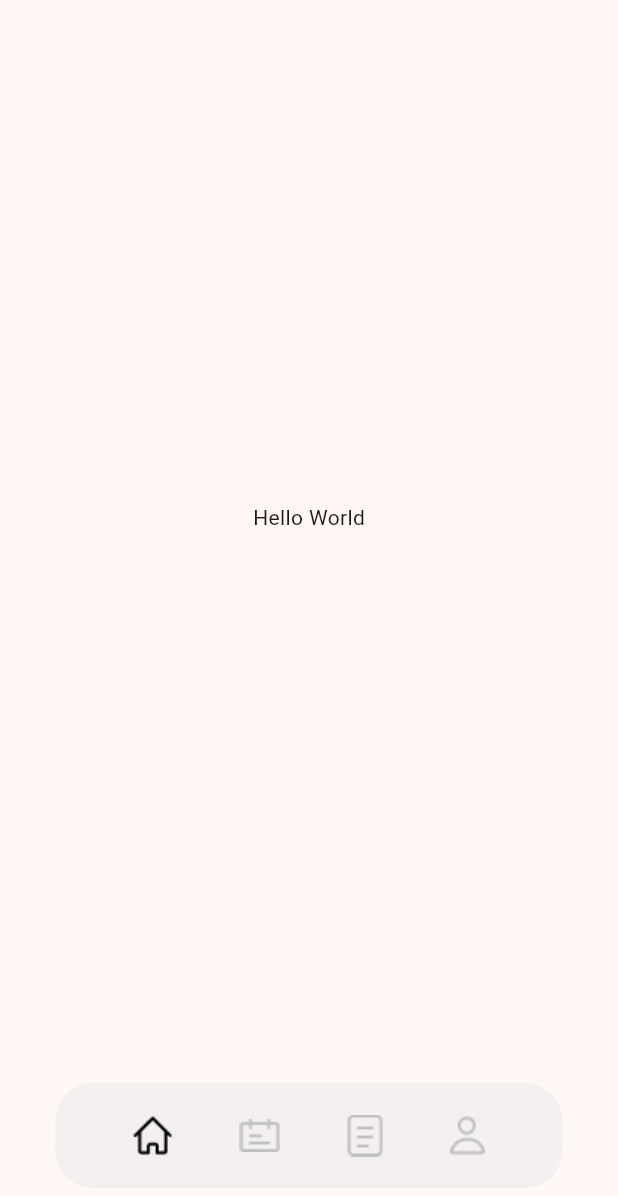
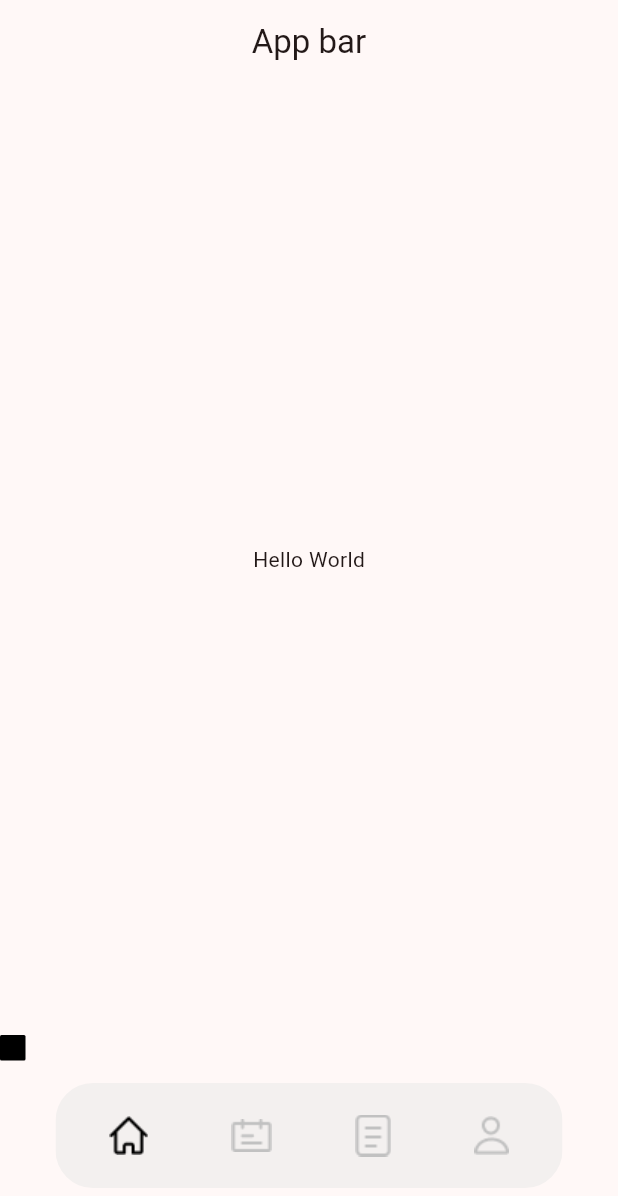
Before and after one commit to daoduylam2008/IdealMeal, a Flutter app: the screen it shows after launch, on a phone screen of 412 x 824 dp. Shown: the top 1196 px of the screen. Run offline on Flutter 3.47's test engine with Material 3 defaults, Android fonts, the phone set to English and light mode, and no system bars; drawn by our look-alikes of blurrycontainer.

Commit message:
complete navigation bar

```diff
--- a/lib/DataTester.dart
+++ b/lib/DataTester.dart
@@ -26,7 +26,7 @@ class UserTest {
       } =>
         UserTest(
             id: id, birth: birth, name: name, ethnic: ethnic, address: address, phone: phone),
-      _ => throw const FormatException('Failed to load album.'),
+      _ => throw const FormatException('Failed to load user.'),
     };
   }
 }
--- a/lib/ResponseAPi.dart
+++ b/lib/ResponseAPi.dart
@@ -6,13 +6,10 @@ import 'dart:convert';
 import 'package:student_attendance/DataTester.dart';
 import 'package:student_attendance/constant.dart';
 
-String urlToStudenData = 'http://127.0.0.1:8000/api/v1/students/1';
-String urlToMealsData = 'http://127.0.0.1:8000/api/v1/meals/1';
-
 Future<UserTest> fetchStudentData() async {
   // List<UserTest> userList = [];
 
-  final response = await http.get(Uri.parse(urlToStudenData));
+  final response = await http.get(Uri.parse(urlToStudentData));
   var data = jsonDecode(response.body)["data"];
 
   if (response.statusCode == 200) {
--- a/lib/responsive_layout/mobile_layout/mobile_layout.dart
+++ b/lib/responsive_layout/mobile_layout/mobile_layout.dart
@@ -1,7 +1,12 @@
 import 'package:flutter/material.dart';
-import 'package:student_attendance/ResponseAPi.dart';
+import 'package:flutter/rendering.dart';
+
+import 'package:blurrycontainer/blurrycontainer.dart';
 import 'package:student_attendance/constant.dart';
-import 'package:student_attendance/DataTester.dart';
+
+// import 'package:student_attendance/ResponseAPi.dart';
+// import 'package:student_attendance/constant.dart';
+// import 'package:student_attendance/DataTester.dart';
 import 'HomeView.dart';
 import 'MealView.dart';
 import 'OrderView.dart';
@@ -20,35 +25,50 @@ class MobileScaffold extends StatefulWidget {
 
 class _MobileScaffold extends State<MobileScaffold> {
   int selection = 0;
-
-  void onTabPressed(int selector) {
-    setState(() {
-      selection = selector;
-    });
-  }
+  Offset offset = Offset.zero;
 
   @override
   Widget build(BuildContext context) {
     return Scaffold(
-      appBar: null,
-      body: IndexedStack(index: selection, children: [
-        const HomeView(),
-        const MealView(),
-        const OrderView(),
-        const ProfileView(),
+      appBar: AppBar(
+        title: const Row(
+            mainAxisAlignment: MainAxisAlignment.spaceEvenly,
+            children: [Text("App bar")]),
+      ),
+      body: IndexedStack(index: selection, children: const [
+        HomeView(),
+        MealView(),
+        OrderView(),
+        ProfileView(),
       ]),
       bottomNavigationBar: SafeArea(
-          child: Stack(
-            children: [
+          child: Stack(children: [
+        AnimatedPositioned(
+            duration: const Duration(milliseconds: 400),
+            top: offset.dy,
+            left: offset.dx,
+            child: Container(
+                width: 17,
+                height: 17,
+                decoration: const BoxDecoration(
+                  borderRadius: BorderRadius.only(
+                    topLeft: Radius.circular(1),
+                    topRight: Radius.circular(1),
+                    bottomLeft: Radius.circular(1),
+                    bottomRight: Radius.circular(1),
+                  ),
+                  color: Color.fromRGBO(0, 0, 0, 1),
+                ))),
         Container(
+            margin: const EdgeInsets.symmetric(horizontal: 37, vertical: 32),
+            child: BlurryContainer(
+              blur: 15,
+              width: 368,
               height: 70,
-            padding: const EdgeInsets.all(12),
-            margin: const EdgeInsets.symmetric(horizontal: 37, vertical: 32),
-            decoration: const BoxDecoration(
-                color: Color.fromRGBO(231, 231, 231, .5),
-                borderRadius: BorderRadius.all(Radius.circular(25))),
+              borderRadius: const BorderRadius.all(Radius.circular(25)),
+              color: const Color.fromRGBO(231, 231, 231, .5),
               child: Row(
-              mainAxisAlignment: MainAxisAlignment.spaceEvenly,
+                mainAxisAlignment: MainAxisAlignment.spaceAround,
                 children: [
                   // Home tab
                   InkWell(
@@ -56,6 +76,7 @@ class _MobileScaffold extends State<MobileScaffold> {
                       setState(
                         () {
                           selection = 0;
+                          offset = const Offset(88, blackRectDY);
                         },
                       );
                     },
@@ -79,6 +100,7 @@ class _MobileScaffold extends State<MobileScaffold> {
                       setState(
                         () {
                           selection = 1;
+                          offset = const Offset(166, blackRectDY);
                         },
                       );
                     },
@@ -96,6 +118,7 @@ class _MobileScaffold extends State<MobileScaffold> {
                       setState(
                         () {
                           selection = 2;
+                          offset = const Offset(250.5, blackRectDY);
                         },
                       );
                     },
@@ -113,11 +136,13 @@ class _MobileScaffold extends State<MobileScaffold> {
                       setState(
                         () {
                           selection = 3;
+                          offset = const Offset(335, blackRectDY);
                         },
                       );
                     },
                   ),
                 ],
+              ),
             ))
       ])),
     );
--- a/pubspec.yaml
+++ b/pubspec.yaml
@@ -39,6 +39,7 @@ dependencies:
   path: ^1.8.3
   curved_navigation_bar: ^1.0.3
   http: ^1.2.1
+  blurrycontainer: 1.0.2
 
 dev_dependencies:
   flutter_test:
```
Also changed, not shown: lib/RequestAPI.dart (+8 -1 lines), lib/constant.dart (+50 -16 lines), pubspec.lock. Lines whose indentation alone changed are shown as unchanged.
